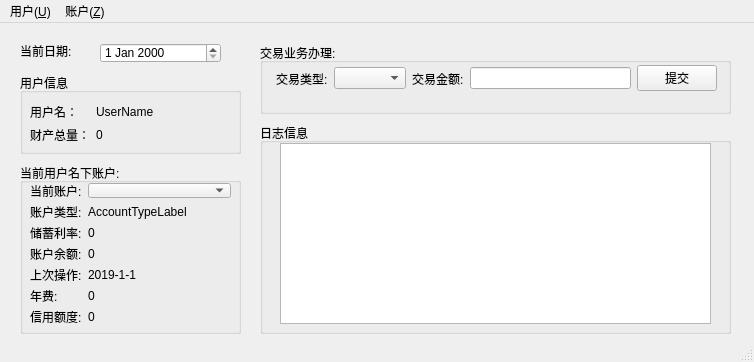
The window that mainwindow.ui (AckerlyLau/BankMaster) describes before a commit, drawn with Qt 5.
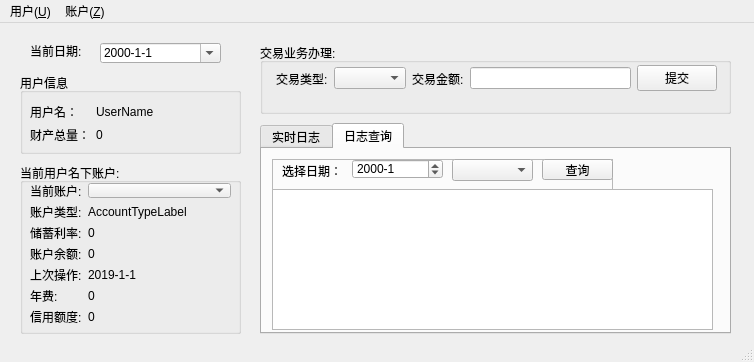
The same window after the commit.

```diff
--- a/mainwindow.ui
+++ b/mainwindow.ui
@@ -247,11 +247,17 @@
       <height>20</height>
      </rect>
     </property>
+    <property name="displayFormat">
+     <string>yyyy-M-d</string>
+    </property>
+    <property name="calendarPopup">
+     <bool>true</bool>
+    </property>
    </widget>
    <widget class="QLabel" name="nowDateLabel">
     <property name="geometry">
      <rect>
-      <x>20</x>
+      <x>30</x>
       <y>20</y>
       <width>71</width>
       <height>16</height>
@@ -267,7 +273,7 @@
      <string>当前日期:</string>
     </property>
    </widget>
-   <widget class="QGroupBox" name="groupBox_4">
+   <widget class="QTabWidget" name="LogTabWidget">
     <property name="geometry">
      <rect>
       <x>260</x>
@@ -276,18 +282,103 @@
       <height>211</height>
      </rect>
     </property>
-    <property name="title">
-     <string>日志信息</string>
+    <property name="currentIndex">
+     <number>1</number>
     </property>
-    <widget class="QTextBrowser" name="LogTextBrowser">
-     <property name="geometry">
-      <rect>
-       <x>20</x>
-       <y>20</y>
-       <width>431</width>
-       <height>181</height>
-      </rect>
-     </property>
+    <widget class="QWidget" name="InstantLogTab">
+     <attribute name="title">
+      <string>实时日志</string>
+     </attribute>
+     <widget class="QTextBrowser" name="LogTextBrowser">
+      <property name="geometry">
+       <rect>
+        <x>10</x>
+        <y>10</y>
+        <width>451</width>
+        <height>171</height>
+       </rect>
+      </property>
+     </widget>
+    </widget>
+    <widget class="QWidget" name="LogInquireTab">
+     <attribute name="title">
+      <string>日志查询</string>
+     </attribute>
+     <widget class="QTextBrowser" name="LogInquireTextBrowser">
+      <property name="geometry">
+       <rect>
+        <x>10</x>
+        <y>40</y>
+        <width>441</width>
+        <height>141</height>
+       </rect>
+      </property>
+     </widget>
+     <widget class="QFrame" name="frame">
+      <property name="geometry">
+       <rect>
+        <x>10</x>
+        <y>10</y>
+        <width>341</width>
+        <height>31</height>
+       </rect>
+      </property>
+      <property name="frameShape">
+       <enum>QFrame::StyledPanel</enum>
+      </property>
+      <property name="frameShadow">
+       <enum>QFrame::Raised</enum>
+      </property>
+      <widget class="QPushButton" name="LogButton">
+       <property name="geometry">
+        <rect>
+         <x>270</x>
+         <y>0</y>
+         <width>71</width>
+         <height>21</height>
+        </rect>
+       </property>
+       <property name="text">
+        <string>查询</string>
+       </property>
+      </widget>
+      <widget class="QDateEdit" name="LogDateEdit">
+       <property name="geometry">
+        <rect>
+         <x>80</x>
+         <y>0</y>
+         <width>91</width>
+         <height>20</height>
+        </rect>
+       </property>
+       <property name="displayFormat">
+        <string>yyyy-M</string>
+       </property>
+      </widget>
+      <widget class="QLabel" name="label_6">
+       <property name="geometry">
+        <rect>
+         <x>10</x>
+         <y>0</y>
+         <width>61</width>
+         <height>23</height>
+        </rect>
+       </property>
+       <property name="text">
+        <string>选择日期：</string>
+       </property>
+      </widget>
+      <widget class="QComboBox" name="LogComboBox">
+       <property name="geometry">
+        <rect>
+         <x>180</x>
+         <y>0</y>
+         <width>81</width>
+         <height>22</height>
+        </rect>
+       </property>
+      </widget>
+     </widget>
     </widget>
    </widget>
   </widget>
```
